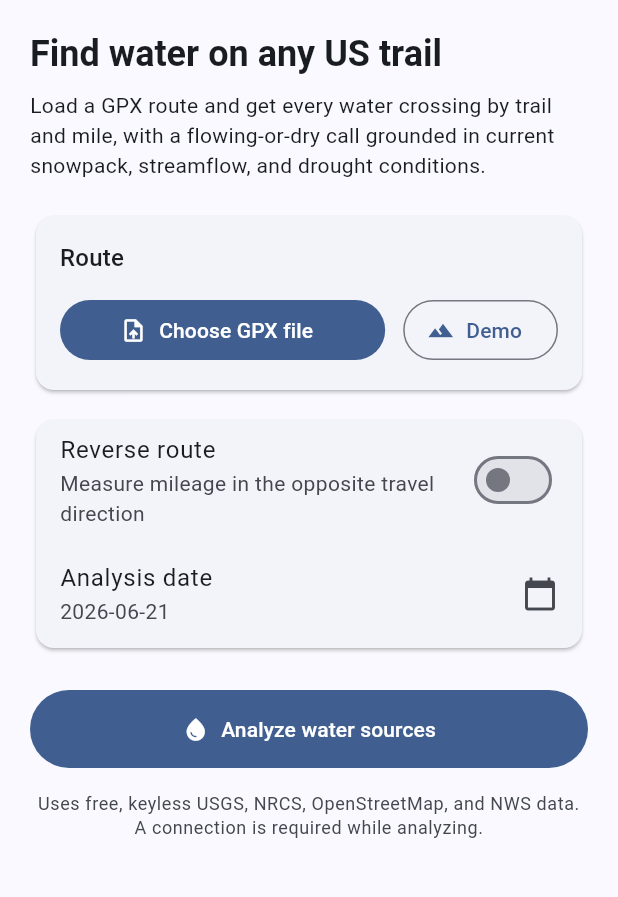
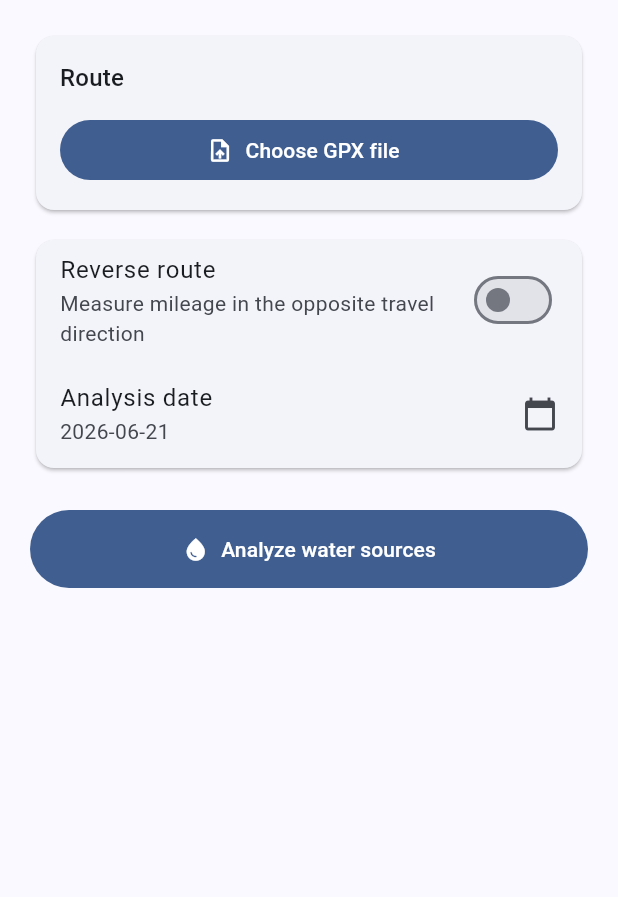
Before and after one commit to jsantiago20-cyb/us-trail-water-analysis, a Flutter app: the screen it shows after launch, on a phone screen of 412 x 824 dp, the part 84-981 px from its top. Run offline on Flutter 3.47's test engine with Material 3 defaults, Android fonts, the phone set to English and light mode, and no system bars; our stand-ins replace file_picker, share_plus.

Commit message:
Remove intro, demo button, and all disclosures
- Home: drop the "Find water on any US trail" heading + paragraph, the Demo
  button/function, and the data-source note at the bottom.
- Loading screen: drop the "Querying USGS, NRCS…" subtitle.
- Report + results page: drop the potability/quality disclaimer.

Co-Authored-By: Claude Opus 4.8 (1M context) <noreply@anthropic.com>
Claude-Session: https://claude.ai/code/session_01BeRAmPUo4ypmaJpUkVRtc3

```diff
--- a/lib/analysis/report.dart
+++ b/lib/analysis/report.dart
@@ -61,7 +61,5 @@ String renderMarkdown(AnalysisResult r) {
   }
   out.add('- Dry-year flag: ${c.dryYear} (basis: ${c.dryYearBasis}; '
       'downgrades intermittent and ephemeral draws).');
-  out.add('\nSmall foothills/backcountry streams are not potable without treatment. '
-      'This judges presence of flow, not water quality.');
   return out.join('\n');
 }
--- a/lib/main.dart
+++ b/lib/main.dart
@@ -2,7 +2,6 @@ import 'dart:convert';
 
 import 'package:file_picker/file_picker.dart';
 import 'package:flutter/material.dart';
-import 'package:flutter/services.dart' show rootBundle;
 
 import 'result_page.dart';
 
@@ -57,14 +56,6 @@ class _HomePageState extends State<HomePage> {
     });
   }
 
-  Future<void> _loadDemo() async {
-    final txt = await rootBundle.loadString('assets/demo/reynolds-demo.gpx');
-    setState(() {
-      _gpxText = txt;
-      _fileName = 'reynolds-demo.gpx (bundled)';
-    });
-  }
-
   Future<void> _pickDate() async {
     final d = await showDatePicker(
       context: context,
@@ -82,7 +73,7 @@ class _HomePageState extends State<HomePage> {
 
   void _run() {
     if (_gpxText == null) {
-      _toast('Choose a GPX file or load the demo route first.');
+      _toast('Choose a GPX file first.');
       return;
     }
     Navigator.of(context).push(MaterialPageRoute(
@@ -108,8 +99,6 @@ class _HomePageState extends State<HomePage> {
       body: ListView(
         padding: const EdgeInsets.all(20),
         children: [
-          const _Intro(),
-          const SizedBox(height: 20),
           Card(
             child: Padding(
               padding: const EdgeInsets.all(16),
@@ -118,22 +107,13 @@ class _HomePageState extends State<HomePage> {
                 children: [
                   Text('Route', style: theme.textTheme.titleMedium),
                   const SizedBox(height: 12),
-                  Row(
-                    children: [
-                      Expanded(
-                        child: FilledButton.icon(
-                          onPressed: _pickFile,
-                          icon: const Icon(Icons.upload_file),
-                          label: const Text('Choose GPX file'),
-                        ),
-                      ),
-                      const SizedBox(width: 12),
-                      OutlinedButton.icon(
-                        onPressed: _loadDemo,
-                        icon: const Icon(Icons.terrain),
-                        label: const Text('Demo'),
-                      ),
-                    ],
+                  SizedBox(
+                    width: double.infinity,
+                    child: FilledButton.icon(
+                      onPressed: _pickFile,
+                      icon: const Icon(Icons.upload_file),
+                      label: const Text('Choose GPX file'),
+                    ),
                   ),
                   if (hasFile) ...[
                     const SizedBox(height: 12),
@@ -187,40 +167,8 @@ class _HomePageState extends State<HomePage> {
             icon: const Icon(Icons.water_drop),
             label: const Text('Analyze water sources'),
           ),
-          const SizedBox(height: 16),
-          Text(
-            'Uses free, keyless USGS, NRCS, OpenStreetMap, and NWS data. '
-            'A connection is required while analyzing.',
-            style: theme.textTheme.bodySmall
-                ?.copyWith(color: theme.colorScheme.onSurfaceVariant),
-            textAlign: TextAlign.center,
-          ),
         ],
       ),
     );
   }
 }
-
-class _Intro extends StatelessWidget {
-  const _Intro();
-
-  @override
-  Widget build(BuildContext context) {
-    final theme = Theme.of(context);
-    return Column(
-      crossAxisAlignment: CrossAxisAlignment.start,
-      children: [
-        Text('Find water on any US trail',
-            style: theme.textTheme.headlineSmall
-                ?.copyWith(fontWeight: FontWeight.bold)),
-        const SizedBox(height: 8),
-        Text(
-          'Load a GPX route and get every water crossing by trail and mile, '
-          'with a flowing-or-dry call grounded in current snowpack, '
-          'streamflow, and drought conditions.',
-          style: theme.textTheme.bodyMedium,
-        ),
-      ],
-    );
-  }
-}
--- a/lib/result_page.dart
+++ b/lib/result_page.dart
@@ -131,13 +131,6 @@ class _Loading extends StatelessWidget {
             Text(progress,
                 textAlign: TextAlign.center,
                 style: theme.textTheme.titleMedium),
-            const SizedBox(height: 8),
-            Text(
-              'Querying USGS, NRCS, OpenStreetMap and NWS. No time limit — '
-              'every source runs to completion.',
-              textAlign: TextAlign.center,
-              style: theme.textTheme.bodySmall,
-            ),
           ],
         ),
       ),
@@ -216,13 +209,6 @@ class _ResultView extends StatelessWidget {
           ...r.features.map((f) => _FeatureTile(f: f)),
         const SizedBox(height: 16),
         _ConditionsCard(c: r.conditions),
-        const SizedBox(height: 16),
-        Text(
-          'Small foothills/backcountry streams are not potable without '
-          'treatment. This judges presence of flow, not water quality.',
-          style: theme.textTheme.bodySmall
-              ?.copyWith(fontStyle: FontStyle.italic),
-        ),
       ],
     );
   }
```
